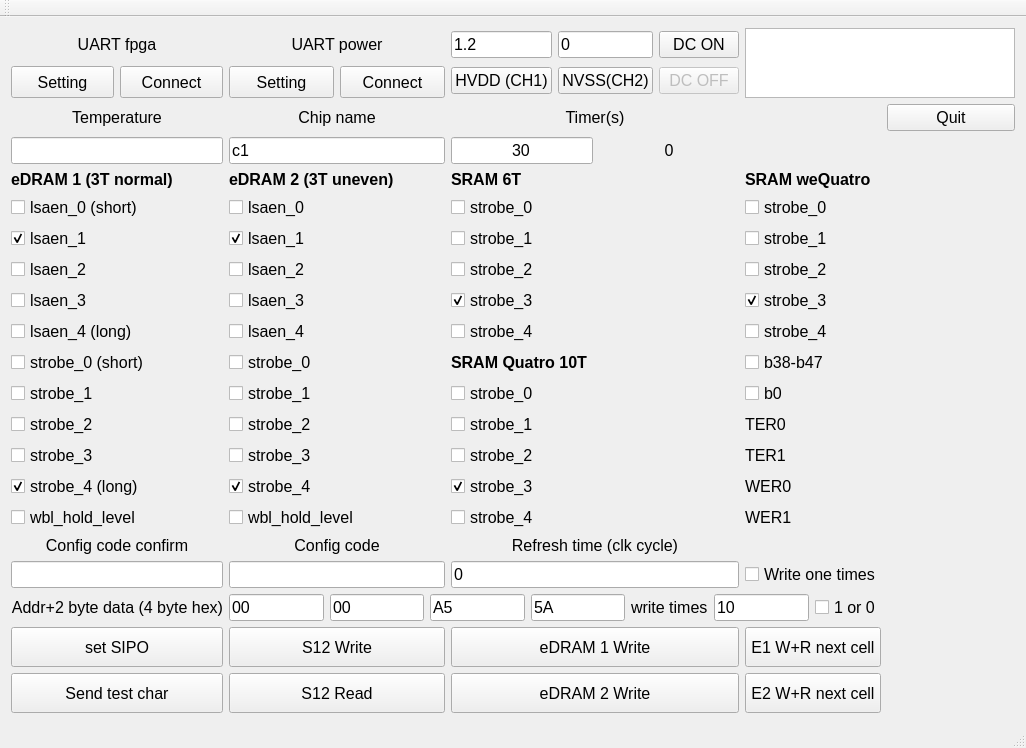
Old version of the form mainwindow.ui in the repository trangjackie/edram65nm_tester.
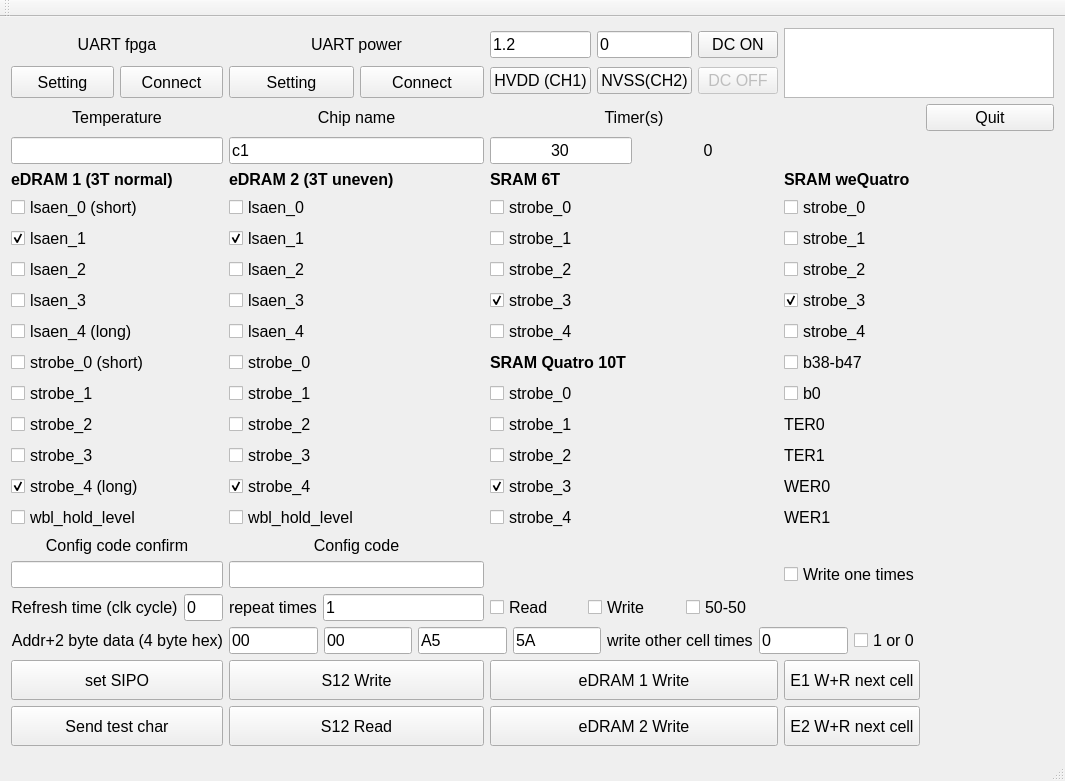
New version of the form. Icons and pictures are not drawn.

Commit message: add repeat write and read for measurement power

The edit to the form file:
```diff
--- a/mainwindow.ui
+++ b/mainwindow.ui
@@ -6,8 +6,8 @@
    <rect>
     <x>0</x>
     <y>0</y>
-    <width>1026</width>
-    <height>748</height>
+    <width>1065</width>
+    <height>760</height>
    </rect>
   </property>
   <property name="font">
@@ -121,7 +121,7 @@
       </property>
      </widget>
     </item>
-    <item row="23" column="0">
+    <item row="24" column="0">
      <widget class="QPushButton" name="pushButton_TestChar">
       <property name="sizePolicy">
        <sizepolicy hsizetype="Expanding" vsizetype="Expanding">
@@ -265,7 +265,7 @@
       </item>
      </layout>
     </item>
-    <item row="22" column="1">
+    <item row="23" column="1">
      <widget class="QPushButton" name="pushButton_DUT_S12_Write">
       <property name="sizePolicy">
        <sizepolicy hsizetype="Expanding" vsizetype="Expanding">
@@ -320,7 +320,7 @@
       </property>
      </widget>
     </item>
-    <item row="22" column="0">
+    <item row="23" column="0">
      <widget class="QPushButton" name="pushButton_DUT_SIPO_set">
       <property name="sizePolicy">
        <sizepolicy hsizetype="Expanding" vsizetype="Expanding">
@@ -355,7 +355,7 @@
       </property>
      </widget>
     </item>
-    <item row="23" column="2">
+    <item row="24" column="2">
      <widget class="QPushButton" name="pushButton_DUT_eDRAM2_Write">
       <property name="sizePolicy">
        <sizepolicy hsizetype="Expanding" vsizetype="Expanding">
@@ -400,7 +400,7 @@
       </property>
      </widget>
     </item>
-    <item row="23" column="1">
+    <item row="24" column="1">
      <widget class="QPushButton" name="pushButton_DUT_S12_Read">
       <property name="sizePolicy">
        <sizepolicy hsizetype="Expanding" vsizetype="Expanding">
@@ -813,26 +813,6 @@
       </property>
      </widget>
     </item>
-    <item row="15" column="0">
-     <widget class="QCheckBox" name="cb_b9">
-      <property name="text">
-       <string>strobe_3</string>
-      </property>
-      <property name="checked">
-       <bool>false</bool>
-      </property>
-     </widget>
-    </item>
-    <item row="20" column="0">
-     <widget class="QLabel" name="label_13">
-      <property name="text">
-       <string>&lt;html&gt;&lt;head/&gt;&lt;body&gt;&lt;p&gt;Addr+2 byte data (4 byte hex)&lt;/p&gt;&lt;/body&gt;&lt;/html&gt;</string>
-      </property>
-      <property name="alignment">
-       <set>Qt::AlignRight|Qt::AlignTrailing|Qt::AlignVCenter</set>
-      </property>
-     </widget>
-    </item>
     <item row="3" column="4">
      <widget class="QPushButton" name="pushButton_app_close">
       <property name="sizePolicy">
@@ -846,6 +826,16 @@
       </property>
      </widget>
     </item>
+    <item row="15" column="0">
+     <widget class="QCheckBox" name="cb_b9">
+      <property name="text">
+       <string>strobe_3</string>
+      </property>
+      <property name="checked">
+       <bool>false</bool>
+      </property>
+     </widget>
+    </item>
     <item row="1" column="3" colspan="2">
      <widget class="QPlainTextEdit" name="plainTextEdit_console">
       <property name="sizePolicy">
@@ -856,6 +846,16 @@
       </property>
      </widget>
     </item>
+    <item row="21" column="0">
+     <widget class="QLabel" name="label_13">
+      <property name="text">
+       <string>&lt;html&gt;&lt;head/&gt;&lt;body&gt;&lt;p&gt;Addr+2 byte data (4 byte hex)&lt;/p&gt;&lt;/body&gt;&lt;/html&gt;</string>
+      </property>
+      <property name="alignment">
+       <set>Qt::AlignRight|Qt::AlignTrailing|Qt::AlignVCenter</set>
+      </property>
+     </widget>
+    </item>
     <item row="1" column="0">
      <layout class="QGridLayout" name="gridLayout_6">
       <item row="2" column="0">
@@ -936,7 +936,7 @@
       </item>
      </layout>
     </item>
-    <item row="23" column="3">
+    <item row="24" column="3">
      <widget class="QPushButton" name="pushButton">
       <property name="sizePolicy">
        <sizepolicy hsizetype="Preferred" vsizetype="Preferred">
@@ -949,7 +949,7 @@
       </property>
      </widget>
     </item>
-    <item row="22" column="2">
+    <item row="23" column="2">
      <widget class="QPushButton" name="pushButton_DUT_eDRAM1_Write">
       <property name="sizePolicy">
        <sizepolicy hsizetype="Preferred" vsizetype="Preferred">
@@ -984,7 +984,7 @@
       </property>
      </widget>
     </item>
-    <item row="22" column="3">
+    <item row="23" column="3">
      <widget class="QPushButton" name="pushButton_DUT_eDRAM1_WriteReadNextCell">
       <property name="sizePolicy">
        <sizepolicy hsizetype="Preferred" vsizetype="Preferred">
@@ -997,6 +997,12 @@
       </property>
      </widget>
     </item>
+    <item row="19" column="1">
+     <widget class="QLineEdit" name="lineEdit_SIPO_setdata"/>
+    </item>
+    <item row="19" column="0">
+     <widget class="QLineEdit" name="lineEdit_SIPO_verifydata"/>
+    </item>
     <item row="18" column="0">
      <widget class="QLabel" name="label_12">
       <property name="text">
@@ -1007,12 +1013,6 @@
       </property>
      </widget>
     </item>
-    <item row="19" column="0">
-     <widget class="QLineEdit" name="lineEdit_SIPO_verifydata"/>
-    </item>
-    <item row="19" column="1">
-     <widget class="QLineEdit" name="lineEdit_SIPO_setdata"/>
-    </item>
     <item row="18" column="1">
      <widget class="QLabel" name="label_11">
       <property name="text">
@@ -1023,20 +1023,10 @@
       </property>
      </widget>
     </item>
-    <item row="18" column="2">
-     <widget class="QLabel" name="label_14">
+    <item row="15" column="3">
+     <widget class="QLabel" name="label_RetensionER1">
       <property name="text">
-       <string>Refresh time (clk cycle)</string>
-      </property>
-      <property name="alignment">
-       <set>Qt::AlignCenter</set>
-      </property>
-     </widget>
-    </item>
-    <item row="19" column="2">
-     <widget class="QLineEdit" name="lineEdit_refeshtime">
-      <property name="text">
-       <string>0</string>
+       <string>TER1</string>
       </property>
      </widget>
     </item>
@@ -1050,7 +1040,7 @@
       </property>
      </widget>
     </item>
-    <item row="20" column="1" colspan="3">
+    <item row="21" column="1" colspan="3">
      <layout class="QHBoxLayout" name="horizontalLayout">
       <item>
        <widget class="QLineEdit" name="lineEdit_DUT_Col">
@@ -1095,14 +1085,14 @@
       <item>
        <widget class="QLabel" name="label_5">
         <property name="text">
-         <string>write times</string>
+         <string>write other cell times</string>
         </property>
        </widget>
       </item>
       <item>
        <widget class="QLineEdit" name="lineEdit_write_times">
         <property name="text">
-         <string>10</string>
+         <string>0</string>
         </property>
        </widget>
       </item>
@@ -1115,6 +1105,13 @@
       </item>
      </layout>
     </item>
+    <item row="16" column="3">
+     <widget class="QLabel" name="label_WriteER0">
+      <property name="text">
+       <string>WER0</string>
+      </property>
+     </widget>
+    </item>
     <item row="14" column="3">
      <widget class="QLabel" name="label_RetensionER0">
       <property name="text">
@@ -1125,20 +1122,6 @@
       </property>
      </widget>
     </item>
-    <item row="15" column="3">
-     <widget class="QLabel" name="label_RetensionER1">
-      <property name="text">
-       <string>TER1</string>
-      </property>
-     </widget>
-    </item>
-    <item row="16" column="3">
-     <widget class="QLabel" name="label_WriteER0">
-      <property name="text">
-       <string>WER0</string>
-      </property>
-     </widget>
-    </item>
     <item row="17" column="3">
      <widget class="QLabel" name="label_WriteER1">
       <property name="text">
@@ -1146,6 +1129,70 @@
       </property>
      </widget>
     </item>
+    <item row="20" column="0">
+     <layout class="QHBoxLayout" name="horizontalLayout_3">
+      <item>
+       <widget class="QLabel" name="label_14">
+        <property name="text">
+         <string>Refresh time (clk cycle)</string>
+        </property>
+        <property name="alignment">
+         <set>Qt::AlignCenter</set>
+        </property>
+       </widget>
+      </item>
+      <item>
+       <widget class="QLineEdit" name="lineEdit_refeshtime">
+        <property name="text">
+         <string>0</string>
+        </property>
+       </widget>
+      </item>
+     </layout>
+    </item>
+    <item row="20" column="1">
+     <layout class="QHBoxLayout" name="horizontalLayout_2">
+      <item>
+       <widget class="QLabel" name="label_15">
+        <property name="text">
+         <string>repeat times</string>
+        </property>
+       </widget>
+      </item>
+      <item>
+       <widget class="QLineEdit" name="lineEdit_write_repeat">
+        <property name="text">
+         <string>1</string>
+        </property>
+       </widget>
+      </item>
+     </layout>
+    </item>
+    <item row="20" column="2">
+     <layout class="QHBoxLayout" name="horizontalLayout_4">
+      <item>
+       <widget class="QCheckBox" name="checkBox_Readrepeat">
+        <property name="text">
+         <string>Read</string>
+        </property>
+       </widget>
+      </item>
+      <item>
+       <widget class="QCheckBox" name="checkBox_Writerepeat">
+        <property name="text">
+         <string>Write</string>
+        </property>
+       </widget>
+      </item>
+      <item>
+       <widget class="QCheckBox" name="checkBox_Allrepeat">
+        <property name="text">
+         <string>50-50</string>
+        </property>
+       </widget>
+      </item>
+     </layout>
+    </item>
    </layout>
   </widget>
   <widget class="QToolBar" name="mainToolBar">
```
The commit also changes 3 other files.
